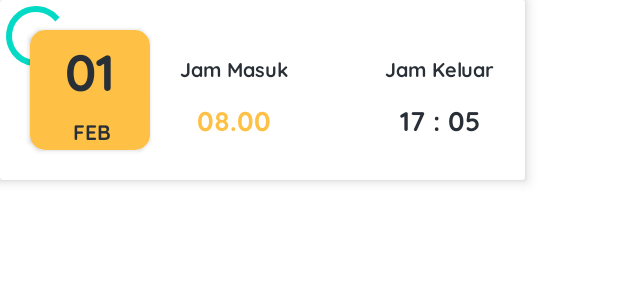
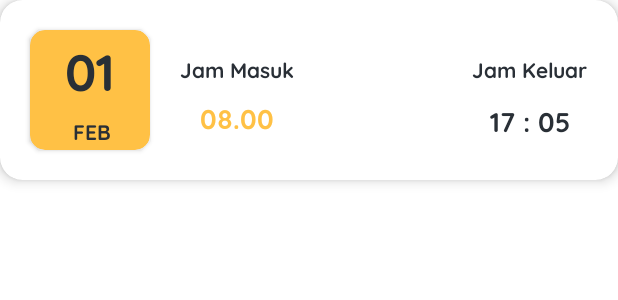
Before and after one commit to svenster18/Absensi-sumber-rejeki, an Android app: the layout item_kehadiran.xml on its own in the app's theme, with its tools: preview values and no code run, on a phone screen of 412 x 824 dp. Shown: the top 300 px of the screen. Run offline under Robolectric (Android 15) with nearby library versions, the phone set to English and light mode, and no system bars.

Commit message:
fix all design

```diff
--- a/app/src/main/res/layout/item_kehadiran.xml
+++ b/app/src/main/res/layout/item_kehadiran.xml
@@ -2,23 +2,13 @@
 <androidx.cardview.widget.CardView xmlns:android="http://schemas.android.com/apk/res/android"
     xmlns:app="http://schemas.android.com/apk/res-auto"
     xmlns:tools="http://schemas.android.com/tools"
-    android:layout_width="350dp"
+    android:layout_width="match_parent"
     android:layout_height="wrap_content"
+    android:layout_marginBottom="10dp"
     android:elevation="10dp"
+    app:cardCornerRadius="15dp"
     app:cardElevation="5dp"
     app:cardMaxElevation="4dp">
-
-    <ProgressBar
-        android:id="@+id/progressBar"
-        style="?android:attr/progressBarStyle"
-        android:layout_width="wrap_content"
-        android:layout_height="wrap_content"
-        android:visibility="gone"
-        app:layout_constraintBottom_toBottomOf="parent"
-        app:layout_constraintEnd_toEndOf="parent"
-        app:layout_constraintStart_toStartOf="parent"
-        app:layout_constraintTop_toTopOf="parent"
-        tools:visibility="visible"/>
 
     <androidx.constraintlayout.widget.ConstraintLayout
         android:layout_width="match_parent"
@@ -28,7 +18,7 @@
             android:id="@+id/tv_jam_masuk"
             android:layout_width="wrap_content"
             android:layout_height="wrap_content"
-            android:layout_marginTop="10dp"
+            android:layout_marginTop="8dp"
             android:fontFamily="@font/quicksand_bold"
             android:text="08.00"
             android:textColor="#ffc145"
@@ -46,7 +36,7 @@
             android:fontFamily="@font/quicksand_bold"
             android:text="Jam Masuk"
             android:textColor="#292f36"
-            android:textSize="13sp"
+            android:textSize="14sp"
             app:layout_constraintStart_toEndOf="@+id/cardView5"
             app:layout_constraintTop_toTopOf="@+id/cardView5" />
 
@@ -71,7 +61,7 @@
             android:fontFamily="@font/quicksand_bold"
             android:text="Jam Keluar"
             android:textColor="#292f36"
-            android:textSize="13sp"
+            android:textSize="14sp"
             app:layout_constraintBottom_toBottomOf="@+id/textView9"
             app:layout_constraintEnd_toEndOf="parent"
             app:layout_constraintTop_toTopOf="@+id/textView9" />
```
Also changed, not shown: app/src/main/AndroidManifest.xml (+5 -3 lines), app/src/main/res/layout/activity_absen.xml (+11 -0 lines), app/src/main/res/layout/activity_list_kehadiran.xml (+10 -8 lines).
